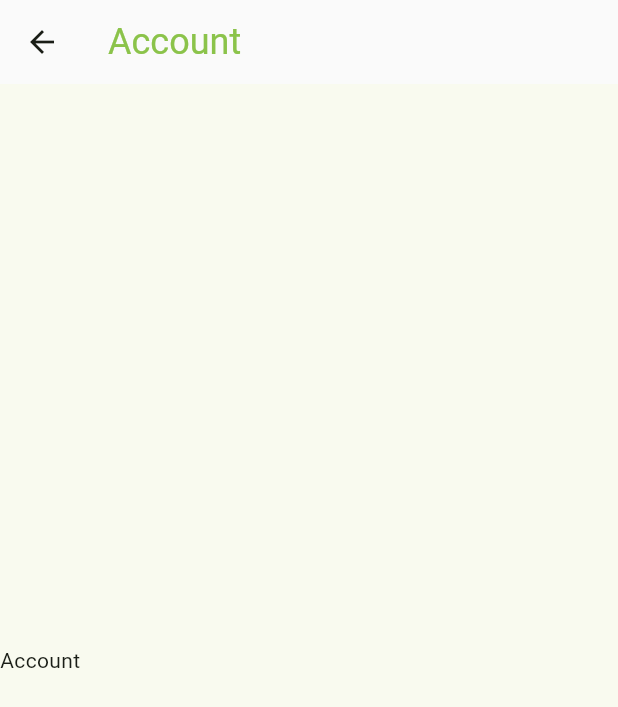
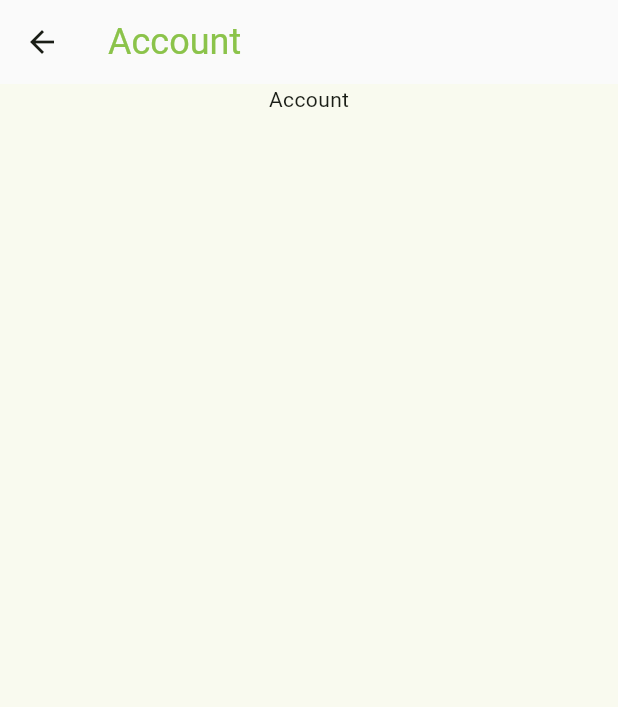
Before and after one commit to AlexL64/IntelliGrow-App, a Flutter app: the Account screen opened directly, on a phone screen of 412 x 824 dp. Shown: the top 707 px of the screen. Run offline on Flutter 3.47's test engine with Material 2 defaults, Android fonts, the phone set to English and light mode, and no system bars; our stand-ins replace flutter_login.

Commit message:
Small changes

```diff
--- a/lib/views/login_screen.dart
+++ b/lib/views/login_screen.dart
@@ -48,7 +48,6 @@ class LoginScreen extends StatelessWidget {
           ),
           child: FlutterLogin(
             userType: LoginUserType.name,
-            userValidator: (_) => null,
             logo: "lib/assets/images/intelligrow_logo_no_background.png",
             onLogin: _authUser,
             onSignup: _signupUser,
@@ -64,6 +63,7 @@ class LoginScreen extends StatelessWidget {
               pageColorLight: Colors.transparent,
               pageColorDark: Colors.transparent,
             ),
+            hideForgotPasswordButton: true,
           ),
         ),
       ),
--- a/lib/widgets/account.dart
+++ b/lib/widgets/account.dart
@@ -15,7 +15,7 @@ class Account extends StatelessWidget {
         elevation: 0,
       ),
       body: const Center(
-        child: Row(
+        child: Column(
           children: [
             Text("Account"),
           ],
```
